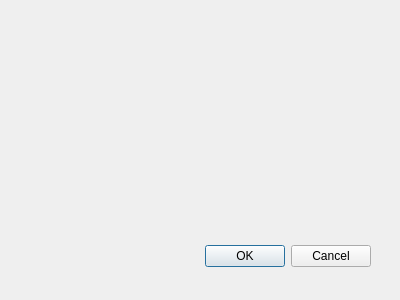
Above: smtp_dlg.ui from Testorator/Testik before the change. Below: the same form after it.
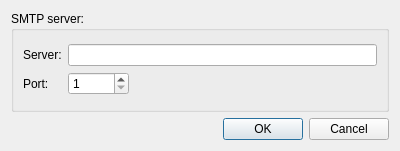
That is the form after the change.

```diff
--- a/smtp_dlg.ui
+++ b/smtp_dlg.ui
@@ -9,28 +9,77 @@
     <x>0</x>
     <y>0</y>
     <width>400</width>
-    <height>300</height>
+    <height>151</height>
    </rect>
   </property>
   <property name="windowTitle">
    <string>Dialog</string>
   </property>
-  <widget class="QDialogButtonBox" name="buttonBox">
-   <property name="geometry">
-    <rect>
-     <x>30</x>
-     <y>240</y>
-     <width>341</width>
-     <height>32</height>
-    </rect>
-   </property>
-   <property name="orientation">
-    <enum>Qt::Horizontal</enum>
-   </property>
-   <property name="standardButtons">
-    <set>QDialogButtonBox::Cancel|QDialogButtonBox::Ok</set>
-   </property>
-  </widget>
+  <layout class="QGridLayout" name="gridLayout">
+   <item row="1" column="0">
+    <widget class="QDialogButtonBox" name="buttonBox">
+     <property name="orientation">
+      <enum>Qt::Horizontal</enum>
+     </property>
+     <property name="standardButtons">
+      <set>QDialogButtonBox::Cancel|QDialogButtonBox::Ok</set>
+     </property>
+    </widget>
+   </item>
+   <item row="0" column="0">
+    <widget class="QGroupBox" name="groupBox">
+     <property name="title">
+      <string>SMTP server:</string>
+     </property>
+     <layout class="QGridLayout" name="gridLayout_3">
+      <item row="0" column="1">
+       <layout class="QGridLayout" name="gridLayout_2">
+        <item row="1" column="0">
+         <widget class="QLabel" name="label_2">
+          <property name="text">
+           <string>Port:</string>
+          </property>
+         </widget>
+        </item>
+        <item row="0" column="0">
+         <widget class="QLabel" name="label">
+          <property name="text">
+           <string>Server:</string>
+          </property>
+         </widget>
+        </item>
+        <item row="1" column="1">
+         <widget class="QSpinBox" name="spinBox_smtp_port">
+          <property name="minimum">
+           <number>1</number>
+          </property>
+          <property name="maximum">
+           <number>65535</number>
+          </property>
+         </widget>
+        </item>
+        <item row="1" column="2">
+         <spacer name="horizontalSpacer">
+          <property name="orientation">
+           <enum>Qt::Horizontal</enum>
+          </property>
+          <property name="sizeHint" stdset="0">
+           <size>
+            <width>40</width>
+            <height>20</height>
+           </size>
+          </property>
+         </spacer>
+        </item>
+        <item row="0" column="1" colspan="2">
+         <widget class="QLineEdit" name="lineEdit_smtp_server"/>
+        </item>
+       </layout>
+      </item>
+     </layout>
+    </widget>
+   </item>
+  </layout>
  </widget>
  <pixmapfunction/>
  <resources/>
```
Left out of the diff: 5 changed lines with no effect on the pictures.
